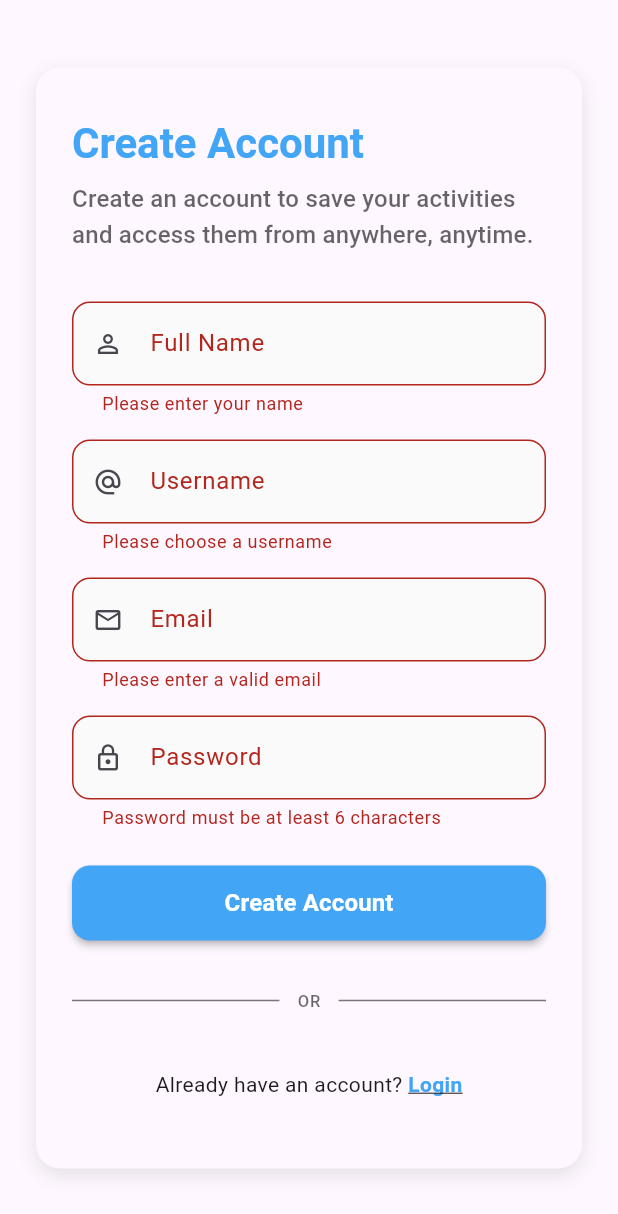
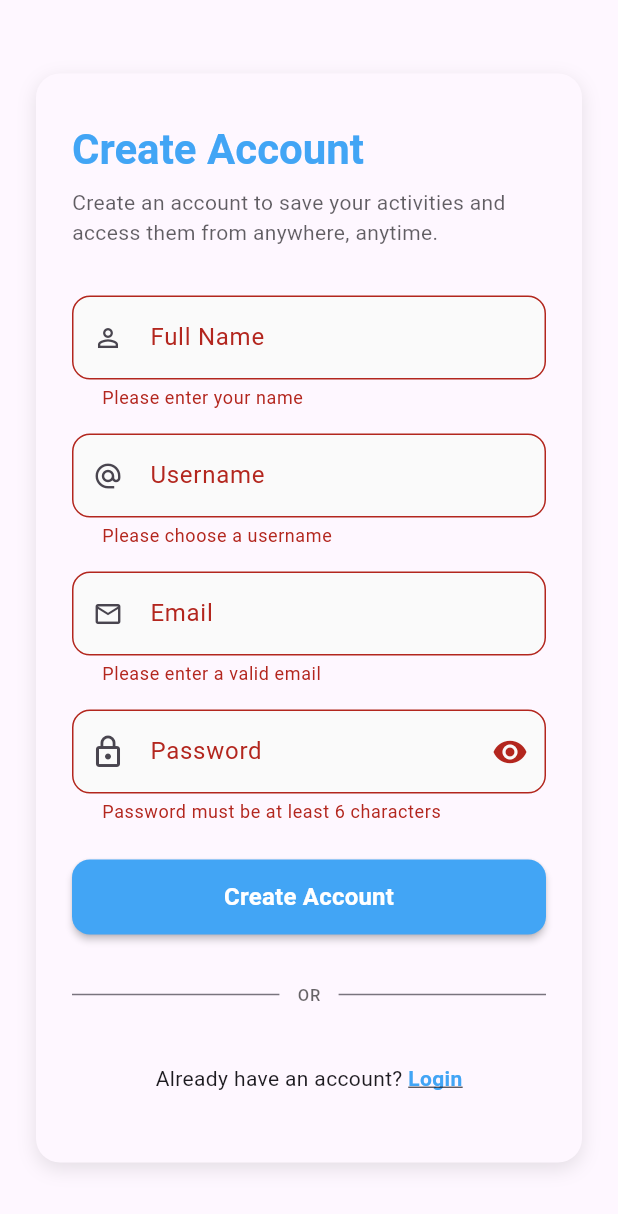
Before and after one commit to fxsym/skylist-mobile, a Flutter app: the RegisterScreen screen opened by its route, after a tap on "Create Account", on a phone screen of 412 x 824 dp. Shown: the top 1214 px of the screen. Run offline on Flutter 3.47's test engine with Material 3 defaults, Android fonts, the phone set to English and light mode, and no system bars; our stand-ins replace device_info_plus, shared_preferences; accounts and stored records are empty.

Commit message:
Succesfully make register user

```diff
--- a/lib/screens/register_screen.dart
+++ b/lib/screens/register_screen.dart
@@ -15,6 +15,7 @@
 
   bool _isLoading = false;
   bool? _takenUsername;
+  bool _obscurePassword = true;
 
   void _register() async {
     if (!_formKey.currentState!.validate()) return;
@@ -29,9 +30,13 @@
         _passwordController.text.trim(),
       );
 
-      if (response['success'] == true || response['user'] != null) {
+      print(response);
+
+      if (response['message'] == "User created successfully") {
         ScaffoldMessenger.of(context).showSnackBar(
-          SnackBar(content: Text('Registration successful. Please login.')),
+          const SnackBar(
+            content: Text('Registration successful. Please login.'),
+          ),
         );
         Navigator.pop(context);
       } else {
@@ -64,10 +69,11 @@
           child: SingleChildScrollView(
             child: Container(
               padding: const EdgeInsets.all(24.0),
-              constraints: BoxConstraints(maxWidth: 1200),
+              constraints: const BoxConstraints(maxWidth: 1200),
               child:
                   isLargeScreen
                       ? Row(
+                        mainAxisAlignment: MainAxisAlignment.center,
                         children: [
                           Expanded(
                             child: Padding(
@@ -91,9 +97,8 @@
   }
 
   Widget _buildFormSection(ThemeData theme) {
-    return Expanded(
-      flex: 2,
-      child: Container(
+    return Container(
+      width: 500,
       padding: const EdgeInsets.symmetric(horizontal: 24, vertical: 32),
       decoration: BoxDecoration(
         color: theme.cardColor,
@@ -102,7 +107,7 @@
           BoxShadow(
             color: Colors.black.withOpacity(0.1),
             blurRadius: 10,
-              offset: Offset(0, 4),
+            offset: const Offset(0, 4),
           ),
         ],
       ),
@@ -122,8 +127,8 @@
             const SizedBox(height: 8),
             Text(
               "Create an account to save your activities and access them from anywhere, anytime.",
-                style: theme.textTheme.titleMedium?.copyWith(
-                  color: theme.hintColor,
+              style: theme.textTheme.bodyMedium?.copyWith(
+                color: theme.colorScheme.onSurface.withOpacity(0.7),
               ),
             ),
             const SizedBox(height: 32),
@@ -154,7 +159,10 @@
                 padding: const EdgeInsets.only(top: 4.0, left: 8),
                 child: Text(
                   'Username is already taken',
-                    style: TextStyle(color: Colors.red, fontSize: 12),
+                  style: TextStyle(
+                    color: theme.colorScheme.error,
+                    fontSize: 12,
+                  ),
                 ),
               ),
             const SizedBox(height: 16),
@@ -169,38 +177,67 @@
                           : null,
             ),
             const SizedBox(height: 16),
-              _buildTextField(
+            TextFormField(
               controller: _passwordController,
-                label: "Password",
-                icon: Icons.lock_outline,
-                obscureText: true,
+              obscureText: _obscurePassword,
               validator:
                   (value) =>
                       value == null || value.length < 6
                           ? 'Password must be at least 6 characters'
                           : null,
+              decoration: InputDecoration(
+                labelText: "Password",
+                prefixIcon: const Icon(Icons.lock_outline),
+                suffixIcon: IconButton(
+                  icon: Icon(
+                    _obscurePassword ? Icons.visibility : Icons.visibility_off,
+                  ),
+                  onPressed: () {
+                    setState(() {
+                      _obscurePassword = !_obscurePassword;
+                    });
+                  },
+                ),
+                border: OutlineInputBorder(
+                  borderRadius: BorderRadius.circular(12),
+                  borderSide: BorderSide(color: Colors.grey.shade300),
+                ),
+                enabledBorder: OutlineInputBorder(
+                  borderRadius: BorderRadius.circular(12),
+                  borderSide: BorderSide(color: Colors.grey.shade300),
+                ),
+                filled: true,
+                fillColor: Colors.grey.shade50,
+                contentPadding: const EdgeInsets.symmetric(
+                  vertical: 16,
+                  horizontal: 16,
+                ),
+              ),
             ),
             const SizedBox(height: 24),
-              _isLoading
-                  ? Center(child: CircularProgressIndicator())
-                  : SizedBox(
+            SizedBox(
               width: double.infinity,
               height: 50,
               child: ElevatedButton(
-                      onPressed: _register,
+                onPressed: _isLoading ? null : _register,
                 style: ElevatedButton.styleFrom(
-                        backgroundColor: Colors.blue[400], // Changed from 'primary' to 'backgroundColor'
+                  backgroundColor: Colors.blue[400],
+                  foregroundColor: theme.colorScheme.onPrimary,
                   shape: RoundedRectangleBorder(
                     borderRadius: BorderRadius.circular(12),
                   ),
                   elevation: 2,
                 ),
-                      child: Text(
+                child:
+                    _isLoading
+                        ? CircularProgressIndicator(
+                          color: theme.colorScheme.onPrimary,
+                        )
+                        : Text(
                           "Create Account",
-                        style: TextStyle(
-                          color: Colors.white,
-                          fontSize: 16,
-                          fontWeight: FontWeight.w600,
+                          style: theme.textTheme.titleMedium?.copyWith(
+                            fontWeight: FontWeight.bold,
+                            color: Colors.white, // set text color to white
                           ),
                         ),
               ),
@@ -214,9 +251,7 @@
                   child: Text(
                     "OR",
                     style: theme.textTheme.labelSmall?.copyWith(
-                        color:
-                            theme
-                                .hintColor, // Optional: add color for better visibility
+                      color: theme.hintColor,
                     ),
                   ),
                 ),
@@ -235,7 +270,7 @@
                       TextSpan(
                         text: "Login",
                         style: theme.textTheme.bodyMedium?.copyWith(
-                            color: Colors.blue[400], // Using colorScheme
+                          color: Colors.blue[400],
                           fontWeight: FontWeight.bold,
                           decoration: TextDecoration.underline,
                         ),
@@ -246,7 +281,6 @@
               ),
             ),
           ],
-          ),
         ),
       ),
     );
@@ -278,7 +312,10 @@
         ),
         filled: true,
         fillColor: Colors.grey.shade50,
-        contentPadding: EdgeInsets.symmetric(vertical: 16, horizontal: 16),
+        contentPadding: const EdgeInsets.symmetric(
+          vertical: 16,
+          horizontal: 16,
+        ),
       ),
     );
   }
--- a/lib/services/user_service.dart
+++ b/lib/services/user_service.dart
@@ -25,8 +25,7 @@
         headers: {'Content-Type': 'application/json'},
         body: jsonEncode(data),
       );
-
-      if (response.statusCode == 200) {
+      if (response.statusCode == 201) {
         return jsonDecode(response.body);
       } else {
         throw Exception('Failed to register user');
```
Lines whose indentation alone changed are shown as unchanged.
